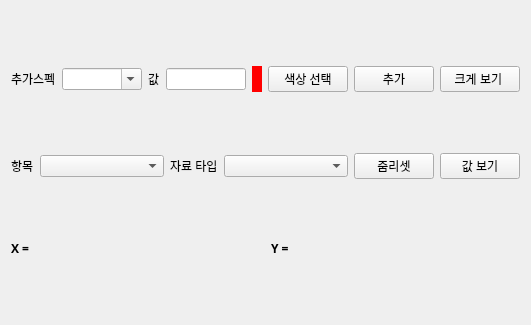
Old version of the form etching_base_chart_view.ui in the repository kimbakcho/FABWI.
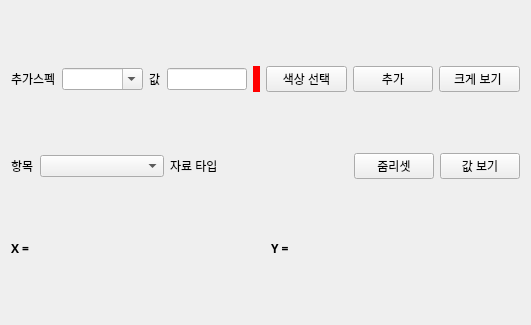
New version of the form.

What changed in the file:
```diff
--- a/etching_base_chart_view.ui
+++ b/etching_base_chart_view.ui
@@ -92,7 +92,7 @@
         <string notr="true">background-color: rgb(255, 0, 0);</string>
        </property>
        <property name="text">
-        <string>   </string>
+        <string/>
        </property>
       </widget>
      </item>
@@ -263,7 +263,17 @@
       </widget>
      </item>
      <item>
-      <widget class="QComboBox" name="cb_type"/>
+      <widget class="QLabel" name="LA_type_2">
+       <property name="sizePolicy">
+        <sizepolicy hsizetype="Preferred" vsizetype="Maximum">
+         <horstretch>0</horstretch>
+         <verstretch>0</verstretch>
+        </sizepolicy>
+       </property>
+       <property name="text">
+        <string>    </string>
+       </property>
+      </widget>
      </item>
      <item>
       <widget class="QPushButton" name="zoomreset_btn">
```
